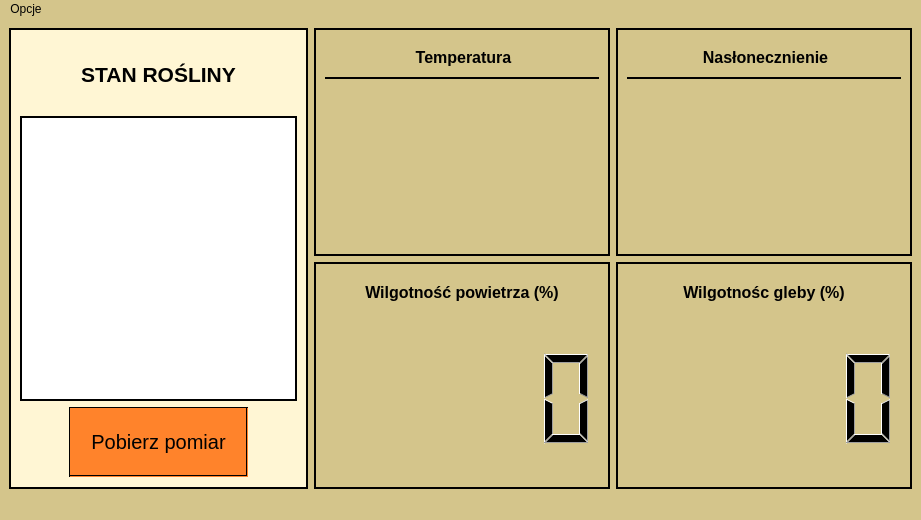
Before: the Qt Designer form PlantMonitoringSystemQt/mainwindow.ui in OlafBieganski/Plant-monitoring-system, drawn with Qt 5.
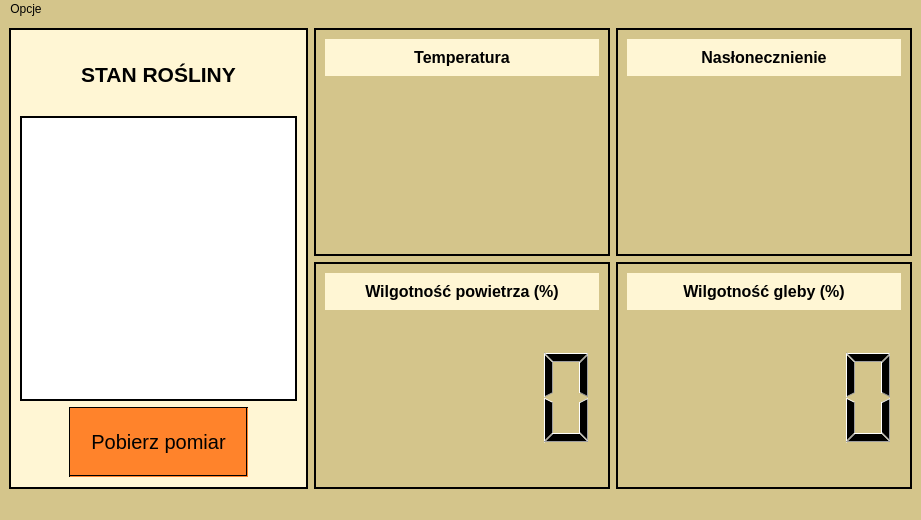
After: the same form once the commit is applied. Custom widgets are drawn as their Qt base class.

Patch:
```diff
--- a/PlantMonitoringSystemQt/mainwindow.ui
+++ b/PlantMonitoringSystemQt/mainwindow.ui
@@ -114,21 +114,33 @@
         <property name="frameShadow">
          <enum>QFrame::Raised</enum>
         </property>
-        <layout class="QVBoxLayout" name="verticalLayout_3" stretch="1,4">
+        <layout class="QVBoxLayout" name="verticalLayout_3" stretch="0,4">
+         <item>
+          <widget class="QFrame" name="frame_temp">
+           <property name="styleSheet">
+            <string notr="true">border: none;
+background-color: rgb(255, 246, 212);</string>
+           </property>
+           <property name="frameShape">
+            <enum>QFrame::StyledPanel</enum>
+           </property>
+           <property name="frameShadow">
+            <enum>QFrame::Raised</enum>
+           </property>
+           <layout class="QVBoxLayout" name="verticalLayout_9">
          <item>
           <widget class="QLabel" name="label">
            <property name="styleSheet">
-            <string notr="true">border-top: none;
-border-right: none;
-border-left: none;
-border-bottom-color: black;
-</string>
+               <string notr="true">border: none;</string>
            </property>
            <property name="text">
             <string>&lt;html&gt;&lt;head/&gt;&lt;body&gt;&lt;p align=&quot;center&quot;&gt;&lt;span style=&quot; font-size:12pt; font-weight:700;&quot;&gt;Temperatura&lt;/span&gt;&lt;/p&gt;&lt;/body&gt;&lt;/html&gt;</string>
            </property>
           </widget>
          </item>
+           </layout>
+          </widget>
+         </item>
          <item>
           <widget class="RectangleW" name="thermo_widget" native="true">
            <property name="styleSheet">
@@ -151,20 +163,33 @@
         <property name="frameShadow">
          <enum>QFrame::Raised</enum>
         </property>
-        <layout class="QVBoxLayout" name="verticalLayout_4" stretch="1,4">
+        <layout class="QVBoxLayout" name="verticalLayout_4" stretch="0,4">
+         <item>
+          <widget class="QFrame" name="frame_sun">
+           <property name="styleSheet">
+            <string notr="true">border: none;
+background-color: rgb(255, 246, 212);</string>
+           </property>
+           <property name="frameShape">
+            <enum>QFrame::StyledPanel</enum>
+           </property>
+           <property name="frameShadow">
+            <enum>QFrame::Raised</enum>
+           </property>
+           <layout class="QVBoxLayout" name="verticalLayout_8">
          <item>
           <widget class="QLabel" name="label_4">
            <property name="styleSheet">
-            <string notr="true">border-top: none;
-border-right: none;
-border-left: none;
-border-bottom-color: black;</string>
+               <string notr="true">border: none;</string>
            </property>
            <property name="text">
             <string>&lt;html&gt;&lt;head/&gt;&lt;body&gt;&lt;p align=&quot;center&quot;&gt;&lt;span style=&quot; font-size:12pt; font-weight:700;&quot;&gt;Nasłonecznienie&lt;/span&gt;&lt;/p&gt;&lt;/body&gt;&lt;/html&gt;</string>
            </property>
           </widget>
          </item>
+           </layout>
+          </widget>
+         </item>
          <item>
           <widget class="SunW" name="sun_widget" native="true">
            <property name="styleSheet">
@@ -187,15 +212,31 @@
         <property name="frameShadow">
          <enum>QFrame::Raised</enum>
         </property>
-        <layout class="QVBoxLayout" name="verticalLayout_5" stretch="1,4">
+        <layout class="QVBoxLayout" name="verticalLayout_5" stretch="0,4">
+         <item>
+          <widget class="QFrame" name="frame_ground">
+           <property name="styleSheet">
+            <string notr="true">border: none;
+background-color: rgb(255, 246, 212);</string>
+           </property>
+           <property name="frameShape">
+            <enum>QFrame::Panel</enum>
+           </property>
+           <property name="frameShadow">
+            <enum>QFrame::Raised</enum>
+           </property>
+           <layout class="QVBoxLayout" name="verticalLayout_7">
          <item>
           <widget class="QLabel" name="label_2">
            <property name="styleSheet">
             <string notr="true">border: none;</string>
            </property>
            <property name="text">
-            <string>&lt;html&gt;&lt;head/&gt;&lt;body&gt;&lt;p align=&quot;center&quot;&gt;&lt;span style=&quot; font-size:12pt; font-weight:700;&quot;&gt;Wilgotnośc gleby (%)&lt;/span&gt;&lt;/p&gt;&lt;/body&gt;&lt;/html&gt;</string>
-           </property>
+               <string>&lt;html&gt;&lt;head/&gt;&lt;body&gt;&lt;p align=&quot;center&quot;&gt;&lt;span style=&quot; font-size:12pt; font-weight:700;&quot;&gt;Wilgotność gleby (%)&lt;/span&gt;&lt;/p&gt;&lt;/body&gt;&lt;/html&gt;</string>
+              </property>
+             </widget>
+            </item>
+           </layout>
           </widget>
          </item>
          <item>
@@ -220,7 +261,23 @@
         <property name="frameShadow">
          <enum>QFrame::Raised</enum>
         </property>
-        <layout class="QVBoxLayout" name="verticalLayout_2" stretch="1,4">
+        <layout class="QVBoxLayout" name="verticalLayout_6" stretch="0,4">
+         <item>
+          <widget class="QFrame" name="frame_hum">
+           <property name="autoFillBackground">
+            <bool>false</bool>
+           </property>
+           <property name="styleSheet">
+            <string notr="true">border: none;
+background-color: rgb(255, 246, 212);</string>
+           </property>
+           <property name="frameShape">
+            <enum>QFrame::StyledPanel</enum>
+           </property>
+           <property name="frameShadow">
+            <enum>QFrame::Raised</enum>
+           </property>
+           <layout class="QVBoxLayout" name="verticalLayout_2">
          <item>
           <widget class="QLabel" name="label_3">
            <property name="styleSheet">
@@ -231,6 +288,9 @@
            </property>
           </widget>
          </item>
+           </layout>
+          </widget>
+         </item>
          <item>
           <widget class="QLCDNumber" name="lcd_humidity">
            <property name="styleSheet">
```
Left out of the diff: 15 changed lines with no effect on the pictures. Lines whose indentation alone changed are shown as unchanged.
